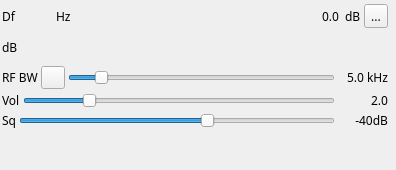
Above: plugins/channelrx/demodam/amdemodgui.ui from f4exb/sdrangel before the change. Below: the same form after it.
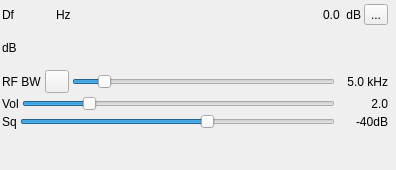
That is the form after the change. Icons and pictures are not drawn. Custom widgets are drawn as their Qt base class.

The edit to the form file:
```diff
--- a/plugins/channelrx/demodam/amdemodgui.ui
+++ b/plugins/channelrx/demodam/amdemodgui.ui
@@ -24,8 +24,7 @@
   </property>
   <property name="font">
    <font>
-    <family>Sans Serif</family>
-    <pointsize>9</pointsize>
+    <family>Liberation Sans</family>
    </font>
   </property>
   <property name="focusPolicy">
@@ -98,7 +97,7 @@
           </property>
           <property name="font">
            <font>
-            <family>DejaVu Sans Mono</family>
+            <family>Liberation Mono</family>
             <pointsize>12</pointsize>
            </font>
           </property>
@@ -204,7 +203,7 @@
         </property>
         <property name="font">
          <font>
-          <family>Monospace</family>
+          <family>Liberation Mono</family>
           <pointsize>8</pointsize>
          </font>
         </property>
```
